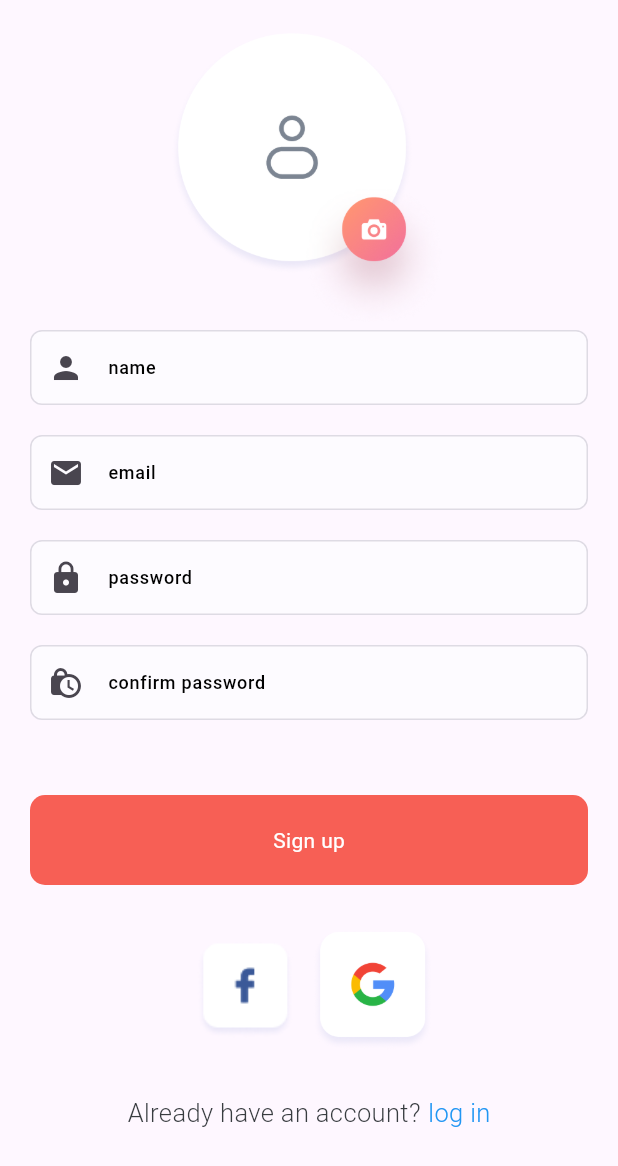
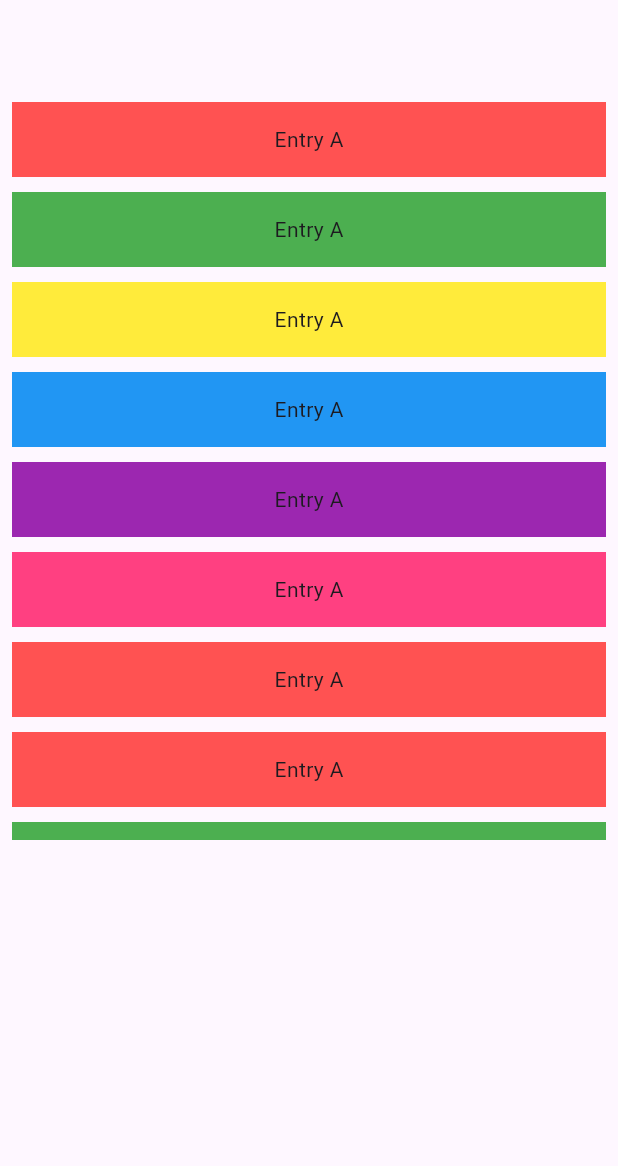
Before and after one commit to Shaown292/card, a Flutter app: the screen it shows after launch, on a phone screen of 412 x 824 dp. Shown: the top 1166 px of the screen. Run offline on Flutter 3.47's test engine with Material 3 defaults, Android fonts, the phone set to English and light mode, and no system bars; our stand-ins replace get; Roboto replaces fonts that are missing (Poppins).

```diff
--- /dev/null
+++ b/lib/app/modules/dynamic_list_view/bindings/dynamic_list_view_binding.dart
@@ -0,0 +1,12 @@
+import 'package:get/get.dart';
+
+import '../controllers/dynamic_list_view_controller.dart';
+
+class DynamicListViewBinding extends Bindings {
+  @override
+  void dependencies() {
+    Get.lazyPut<DynamicListViewController>(
+      () => DynamicListViewController(),
+    );
+  }
+}
--- /dev/null
+++ b/lib/app/modules/dynamic_list_view/controllers/dynamic_list_view_controller.dart
@@ -0,0 +1,11 @@
+import 'package:flutter/material.dart';
+import 'package:get/get.dart';
+
+class DynamicListViewController extends GetxController {
+  //TODO: Implement DynamicListViewController
+
+
+
+
+
+}
--- /dev/null
+++ b/lib/app/modules/dynamic_list_view/views/dynamic_list_view_view.dart
@@ -0,0 +1,87 @@
+import 'package:card/app/modules/dynamic_list_view/widgets/items.dart';
+import 'package:flutter/material.dart';
+
+import 'package:get/get.dart';
+
+import '../controllers/dynamic_list_view_controller.dart';
+
+class DynamicListViewView extends GetView<DynamicListViewController> {
+  const DynamicListViewView({super.key});
+
+  @override
+  Widget build(BuildContext context) {
+    List<Color> listOfColor = [
+      Colors.redAccent,
+      Colors.green,
+      Colors.yellow,
+      Colors.blue,
+      Colors.purple,
+      Colors.pinkAccent,
+      Colors.redAccent,
+      Colors.redAccent,
+      Colors.green,
+      Colors.yellow,
+      Colors.blue,
+      Colors.purple,
+      Colors.pinkAccent,
+      Colors.redAccent,
+      Colors.redAccent,
+      Colors.green,
+      Colors.yellow,
+      Colors.blue,
+      Colors.purple,
+      Colors.pinkAccent,
+      Colors.redAccent,
+      Colors.redAccent,
+      Colors.green,
+      Colors.yellow,
+      Colors.blue,
+      Colors.purple,
+      Colors.pinkAccent,
+      Colors.redAccent,
+      Colors.redAccent,
+      Colors.green,
+      Colors.yellow,
+      Colors.blue,
+      Colors.purple,
+      Colors.pinkAccent,
+      Colors.redAccent,
+      Colors.redAccent,
+      Colors.green,
+      Colors.yellow,
+      Colors.blue,
+      Colors.purple,
+      Colors.pinkAccent,
+      Colors.redAccent,
+    ];
+    return Scaffold(
+        body: SingleChildScrollView(
+      child: Column(
+        children: [
+          // const SizedBox(height: 30,),
+          const SizedBox(
+            height: 60,
+          ),
+          SizedBox(
+            height: 500,
+            child: ListView.separated(
+              padding: const EdgeInsets.all(8),
+              itemCount: listOfColor.length,
+              itemBuilder: (BuildContext context, int index) {
+                return Items(
+                  color: listOfColor[index],
+                  entry: "Entry A",
+                );
+              },
+              separatorBuilder: (BuildContext context, int index) {
+                return const SizedBox(
+                  height: 10,
+                );
+              },
+            ),
+          ),
+        ],
+      ),
+    ));
+  }
+}
--- /dev/null
+++ b/lib/app/modules/dynamic_list_view/widgets/items.dart
@@ -0,0 +1,16 @@
+import 'package:flutter/material.dart';
+
+class Items extends StatelessWidget {
+  final Color? color;
+  final String? entry;
+  const Items({super.key, this.color, this.entry});
+
+  @override
+  Widget build(BuildContext context) {
+    return  Container(
+      height: 50,
+      color: color ?? Colors.white,
+      child:  Center(child: Text(entry ?? "")),
+    );
+  }
+}
--- a/lib/app/routes/app_pages.dart
+++ b/lib/app/routes/app_pages.dart
@@ -4,6 +4,8 @@ import '../modules/app_body/bindings/app_body_binding.dart';
 import '../modules/app_body/views/app_body_view.dart';
 import '../modules/bottom_nav/bindings/bottom_nav_binding.dart';
 import '../modules/bottom_nav/views/bottom_nav_view.dart';
+import '../modules/dynamic_list_view/bindings/dynamic_list_view_binding.dart';
+import '../modules/dynamic_list_view/views/dynamic_list_view_view.dart';
 import '../modules/home/bindings/home_binding.dart';
 import '../modules/home/views/home_view.dart';
 
@@ -12,7 +14,7 @@ part 'app_routes.dart';
 class AppPages {
   AppPages._();
 
-  static const INITIAL = Routes.APP_BODY;
+  static const INITIAL = Routes.DYNAMIC_LIST_VIEW;
 
   static final routes = [
     GetPage(
@@ -30,5 +32,10 @@ class AppPages {
       page: () => const AppBodyView(),
       binding: AppBodyBinding(),
     ),
+    GetPage(
+      name: _Paths.DYNAMIC_LIST_VIEW,
+      page: () => const DynamicListViewView(),
+      binding: DynamicListViewBinding(),
+    ),
   ];
 }
--- a/lib/app/routes/app_routes.dart
+++ b/lib/app/routes/app_routes.dart
@@ -6,6 +6,7 @@ abstract class Routes {
   static const HOME = _Paths.HOME;
   static const BOTTOM_NAV = _Paths.BOTTOM_NAV;
   static const APP_BODY = _Paths.APP_BODY;
+  static const DYNAMIC_LIST_VIEW = _Paths.DYNAMIC_LIST_VIEW;
 }
 
 abstract class _Paths {
@@ -13,4 +14,5 @@ abstract class _Paths {
   static const HOME = '/home';
   static const BOTTOM_NAV = '/bottom-nav';
   static const APP_BODY = '/app-body';
+  static const DYNAMIC_LIST_VIEW = '/dynamic-list-view';
 }
```
